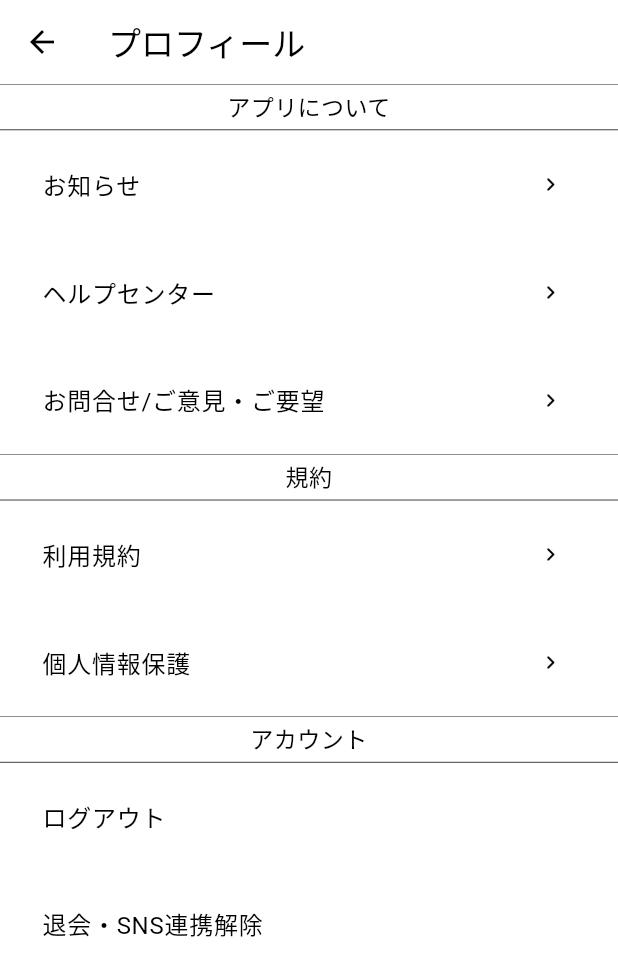
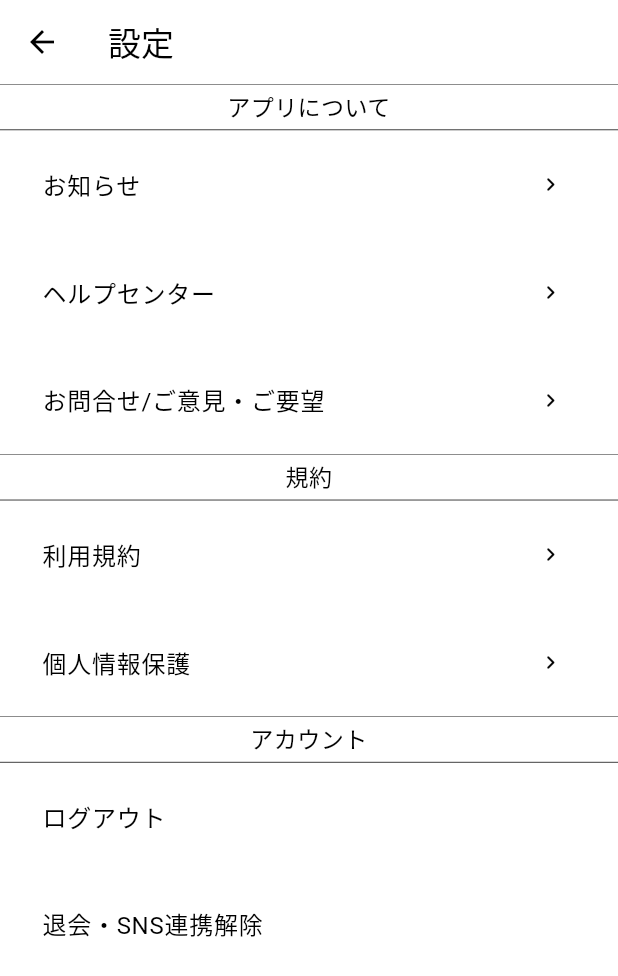
Before and after one commit to flutteruniv/happyo, a Flutter app: the ProfilePage screen opened by its route, on a phone screen of 412 x 824 dp. Shown: the top 976 px of the screen. Run offline on Flutter 3.47's test engine with Material 2 defaults, Android fonts, the phone set to English and light mode, and no system bars; our stand-ins replace chewie, cloud_firestore, firebase_auth, firebase_core, firebase_storage, flutter_datetime_picker and 10 more; missing offline and left inert: algolia, image_picker_web; accounts and stored records are empty; generated files the repository leaves out were written again.

Commit message:
マイページを設定に変更

```diff
--- a/lib/page/profile/profile_page.dart
+++ b/lib/page/profile/profile_page.dart
@@ -11,7 +11,7 @@ class ProfilePage extends StatelessWidget {
     return Scaffold(
       appBar: AppBar(
         title: Text(
-          'プロフィール',
+          '設定',
           style: MyStyles.defaultText(context),
         ),
       ),
--- a/lib/widgets/custom_nav_bar.dart
+++ b/lib/widgets/custom_nav_bar.dart
@@ -24,7 +24,7 @@ class _CustomNavBarState extends State<CustomNavBar> {
     // NavBarItem(Icons.search, '検索'),
     // NavBarItem(Icons.interests_outlined, '特集'),
     // NavBarItem(Icons.mail_outline_outlined, 'メッセージ'),
-    NavBarItem(Icons.account_circle_outlined, 'マイページ'),
+    NavBarItem(Icons.settings, '設定'),
   ];
 
   @override
```
